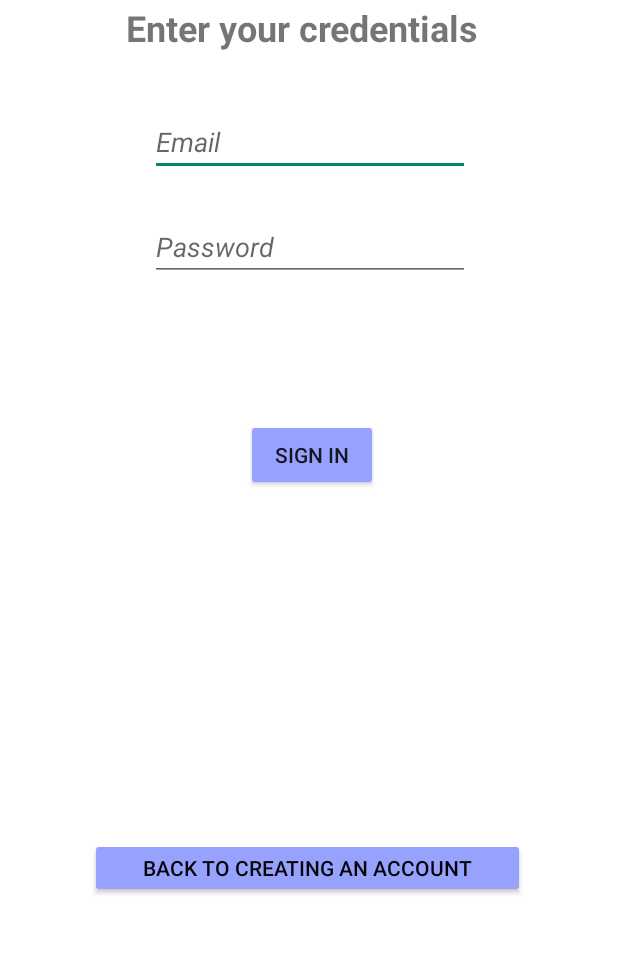
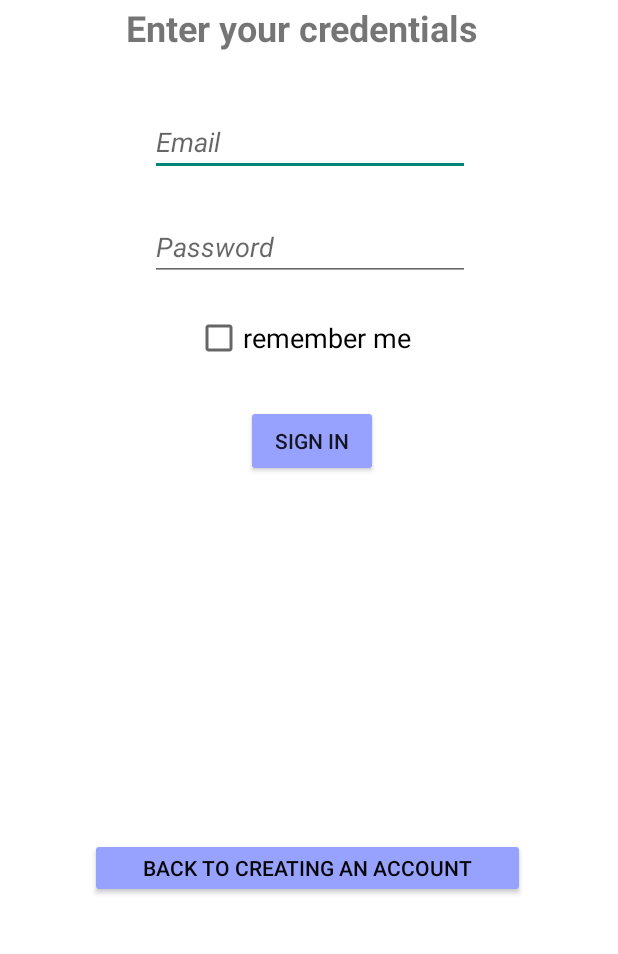
Before and after one commit to ETS-Android1/Android-Click-Away-Application, an Android app: the screen it shows after launch (LogInActivity), after a tap on "SIGN IN", on a phone screen of 412 x 824 dp, the part 279-1233 px from its top. Run offline under Robolectric (Android 15) with nearby library versions, the phone set to English and light mode, and no system bars; our stand-ins replace Firebase (no records; nobody signed in at launch, a user with empty details on screens opened directly).

Commit message:
SP Commit Ger

```diff
--- a/app/src/main/java/com/unipi/p17019p17024/clickawayapplication/LogInActivity.java
+++ b/app/src/main/java/com/unipi/p17019p17024/clickawayapplication/LogInActivity.java
@@ -1,8 +1,5 @@
 package com.unipi.p17019p17024.clickawayapplication;
 
-import androidx.appcompat.app.AppCompatActivity;
-
-import android.app.ProgressDialog;
 import android.content.Intent;
 import android.content.SharedPreferences;
 import android.os.Bundle;
@@ -14,33 +11,37 @@ import android.widget.EditText;
 import android.widget.TextView;
 import android.widget.Toast;
 
+import androidx.appcompat.app.AppCompatActivity;
+
 import com.google.firebase.auth.FirebaseAuth;
 import com.google.firebase.auth.FirebaseUser;
 import com.google.firebase.auth.UserProfileChangeRequest;
 
 public class LogInActivity extends AppCompatActivity {
-    EditText editText1,editText2,editText3;
+    EditText editTextEmail,editTextPassword,editTextTextUsername;
     Button button1,button2,button3,button4;
     TextView textView1,textView2;
-    CheckBox checkBox;
+    CheckBox checkBox, checkBox2;
 
-    SharedPreferences sharedPreferences;
+    //Shared Preferences
+    SharedPreferences preferences;
 
     //User Authentication
     public FirebaseAuth mAuth;
     FirebaseUser currentUser;
 
 
-    boolean isSignedIn = false;
+    //boolean isSignedIn = false;
+    boolean isSignInPushed = false;
 
 
     @Override
     protected void onCreate(Bundle savedInstanceState) {
         super.onCreate(savedInstanceState);
         setContentView(R.layout.activity_log_in);
-        editText1 = findViewById(R.id.editTextTextEmail);
-        editText2 = findViewById(R.id.editTextTextPassword);
-        editText3 = findViewById(R.id.editTextTextUsername);
+        editTextEmail = findViewById(R.id.editTextTextEmail);
+        editTextPassword = findViewById(R.id.editTextTextPassword);
+        editTextTextUsername = findViewById(R.id.editTextTextUsername);
         button1 = findViewById(R.id.button1);
         button2 = findViewById(R.id.button2);
         button3 = findViewById(R.id.button3);
@@ -48,9 +49,21 @@ public class LogInActivity extends AppCompatActivity {
         textView1 = findViewById(R.id.textView1);
         textView2 = findViewById(R.id.textView2);
         checkBox = findViewById(R.id.checkBox);
-        sharedPreferences = PreferenceManager.getDefaultSharedPreferences(getApplicationContext());
+        checkBox2 = findViewById(R.id.checkBox2);
 
+        //
         //Shared Preferences
+        //
+        preferences = PreferenceManager.getDefaultSharedPreferences(getApplicationContext());
+        //Email
+        //String str_email = preferences.getString("myKeyEmail", "");
+        editTextEmail.setText("");
+        //Password
+        //String str_password = preferences.getString("myKeyPassword", "");
+        editTextPassword.setText("");
+
+        checkBox.setChecked(false);
+
 
 
         //User Authentication
@@ -63,29 +76,24 @@ public class LogInActivity extends AppCompatActivity {
     }
 
     public void signUp(View view) {
-        if (editText1.getText().toString().isEmpty() || editText2.getText().toString().isEmpty() || editText3.getText().toString().isEmpty()) {
+        if (editTextEmail.getText().toString().isEmpty() || editTextPassword.getText().toString().isEmpty() || editTextTextUsername.getText().toString().isEmpty()) {
             Toast.makeText(this, "One or more fields are empty!", Toast.LENGTH_SHORT).show();
         }
         else {
-                mAuth.createUserWithEmailAndPassword(editText1.getText().toString(), editText2.getText().toString())
+                mAuth.createUserWithEmailAndPassword(editTextEmail.getText().toString(), editTextPassword.getText().toString())
                         .addOnCompleteListener(this, task -> {
                             if (task.isSuccessful()) {
                                 currentUser = mAuth.getCurrentUser();
                                 Toast.makeText(getApplicationContext(), "Sign-up successful!", Toast.LENGTH_LONG).show();
-                                createUsername(editText3.getText().toString(), currentUser);
+                                createUsername(editTextTextUsername.getText().toString(), currentUser);
+
+                                isSignInPushed = false;
+                                writeSP(isSignInPushed); //writeSP(view, isSignInPushed);
+
                                 Intent intent = new Intent(getApplicationContext(), MainActivity.class);
                                 intent.putExtra("userID", currentUser.getUid());
                                 intent.putExtra("email", currentUser.getEmail());
                                 intent.putExtra("username",currentUser.getDisplayName());
-
-
-                                if(checkBox.isChecked()) {
-                                    //to-do stuff (shared preferences)
-                                }
-                                else{
-
-                                }
-
 
                                 startActivity(intent);
                             }
@@ -98,9 +106,10 @@ public class LogInActivity extends AppCompatActivity {
     }
 
     public void transitionClick(View view){
-        editText1.setHint("Email");
-        editText2.setHint("Password");
-        editText3.setVisibility(View.INVISIBLE);
+
+        editTextEmail.setHint("Email");
+        editTextPassword.setHint("Password");
+        editTextTextUsername.setVisibility(View.INVISIBLE);
         button1.setVisibility(View.INVISIBLE);
         button2.setVisibility(View.INVISIBLE);
         button3.setVisibility(View.VISIBLE);
@@ -108,13 +117,32 @@ public class LogInActivity extends AppCompatActivity {
         textView2.setVisibility(View.INVISIBLE);
         textView1.setText("Enter your credentials");
         checkBox.setVisibility(View.INVISIBLE);
+        checkBox2.setVisibility(View.VISIBLE);
+
+        //checkBox.setPadding(130, 390, 131, 320);
+
+        //writeSP(view);
+
+        String str_email = preferences.getString("myKeyEmail", "");
+        editTextEmail.setText(str_email);
+        String str_password = preferences.getString("myKeyPassword", "");
+        editTextPassword.setText(str_password);
+
+        if(str_email == "" && str_password == ""){
+            //checkBox.setChecked(false);
+            checkBox2.setChecked(false);
+        }
+        else {
+            //checkBox.setChecked(true);
+            checkBox2.setChecked(true);
+        }
 
     }
 
     public void goBack(View view){
-        editText1.setHint("Enter email");
-        editText2.setHint("Enter password");
-        editText3.setVisibility(View.VISIBLE);
+        editTextEmail.setHint("Enter email");
+        editTextPassword.setHint("Enter password");
+        editTextTextUsername.setVisibility(View.VISIBLE);
         button1.setVisibility(View.VISIBLE);
         button2.setVisibility(View.VISIBLE);
         button3.setVisibility(View.INVISIBLE);
@@ -122,15 +150,28 @@ public class LogInActivity extends AppCompatActivity {
         textView2.setVisibility(View.VISIBLE);
         textView1.setText("   Create an account");
         checkBox.setVisibility(View.VISIBLE);
+        checkBox2.setVisibility(View.INVISIBLE);
+
+        //String str_email = preferences.getString("myKeyEmail", "");
+        editTextEmail.setText("");
+        //String str_password = preferences.getString("myKeyPassword", "");
+        editTextPassword.setText("");
+
+        checkBox.setChecked(false);
     }
 
 
     public void signIn(View view) {
-            mAuth.signInWithEmailAndPassword(editText1.getText().toString(), editText2.getText().toString())
+
+            mAuth.signInWithEmailAndPassword(editTextEmail.getText().toString(), editTextPassword.getText().toString())
                     .addOnCompleteListener(this, task -> {
                         if (task.isSuccessful()) {
                             currentUser = mAuth.getCurrentUser();
                             Toast.makeText(getApplicationContext(), "Log-in successful!", Toast.LENGTH_LONG).show();
+
+                            isSignInPushed = true;
+                            writeSP(isSignInPushed); //writeSP(view, isSignInPushed);
+
                             Intent intent2 = new Intent(getApplicationContext(), MainActivity.class);
                             intent2.putExtra("userID", currentUser.getUid());
                             intent2.putExtra("email", currentUser.getEmail());
@@ -150,4 +191,74 @@ public class LogInActivity extends AppCompatActivity {
         user.updateProfile(profileChangeRequest)
                 .addOnCompleteListener(task -> Toast.makeText(getApplicationContext(),"User created",Toast.LENGTH_LONG).show());
     }
+
+    public void writeSP(Boolean isSignInPushed) {  //View view,
+        SharedPreferences.Editor editor = preferences.edit();
+
+        /*if(checkBox.isChecked() && checkBox2.isChecked()) {
+            //Email
+            editor.putString("myKeyEmail", editTextEmail.getText().toString());
+            editor.apply();
+            //Password
+            editor.putString("myKeyPassword", editTextPassword.getText().toString());
+            editor.apply();
+        }
+        else if(checkBox.isChecked() && !checkBox2.isChecked()){
+            if (!isSignInPushed){
+
+            }
+        }
+        else if(!checkBox.isChecked() && checkBox2.isChecked()){
+
+        }
+        else{
+            //Email
+            editor.putString("myKeyEmail", "");
+            editor.apply();
+            //Password
+            editor.putString("myKeyPassword", "");
+            editor.apply();
+        }*/
+
+
+        if (isSignInPushed){
+            if(checkBox2.isChecked()) {
+                //Email
+                editor.putString("myKeyEmail", editTextEmail.getText().toString());
+                editor.apply();
+                //Password
+                editor.putString("myKeyPassword", editTextPassword.getText().toString());
+                editor.apply();
+            }
+            else {
+                //Email
+                editor.putString("myKeyEmail", "");
+                editor.apply();
+                //Password
+                editor.putString("myKeyPassword", "");
+                editor.apply();
+            }
+        }
+        else{
+            if(checkBox.isChecked()) {
+                //Email
+                editor.putString("myKeyEmail", editTextEmail.getText().toString());
+                editor.apply();
+                //Password
+                editor.putString("myKeyPassword", editTextPassword.getText().toString());
+                editor.apply();
+            }
+            else {
+                //Email
+                editor.putString("myKeyEmail", "");
+                editor.apply();
+                //Password
+                editor.putString("myKeyPassword", "");
+                editor.apply();
+            }
+        }
+
+    }
+
+
 }
--- a/app/src/main/res/layout/activity_log_in.xml
+++ b/app/src/main/res/layout/activity_log_in.xml
@@ -7,6 +7,18 @@
     android:background="#FFFFFF"
     android:backgroundTint="#FFFFFF"
     tools:context=".LogInActivity">
+
+    <CheckBox
+        android:id="@+id/checkBox2"
+        android:layout_width="150dp"
+        android:layout_height="30dp"
+        android:layout_marginStart="130dp"
+        android:layout_marginTop="340dp"
+        android:text="remember me"
+        android:textSize="18sp"
+        android:visibility="invisible"
+        app:layout_constraintStart_toStartOf="parent"
+        app:layout_constraintTop_toTopOf="parent" />
 
     <TextView
         android:id="@+id/textView1"
@@ -77,12 +89,10 @@
         android:layout_width="wrap_content"
         android:layout_height="wrap_content"
         android:layout_marginStart="164dp"
-        android:layout_marginTop="395dp"
-        android:layout_marginBottom="297dp"
+        android:layout_marginTop="400dp"
         android:backgroundTint="#97A2FF"
         android:onClick="signIn"
         android:text="Sign In"
-        app:layout_constraintBottom_toBottomOf="parent"
         app:layout_constraintStart_toStartOf="parent"
         app:layout_constraintTop_toTopOf="parent" />
 
@@ -142,10 +152,12 @@
         android:layout_height="30dp"
         android:layout_marginStart="130dp"
         android:layout_marginTop="413dp"
+        android:layout_marginEnd="131dp"
         android:layout_marginBottom="297dp"
         android:text="remember me"
         android:textSize="18sp"
         app:layout_constraintBottom_toBottomOf="parent"
+        app:layout_constraintEnd_toEndOf="parent"
         app:layout_constraintStart_toStartOf="parent"
         app:layout_constraintTop_toTopOf="parent" />
 
```
